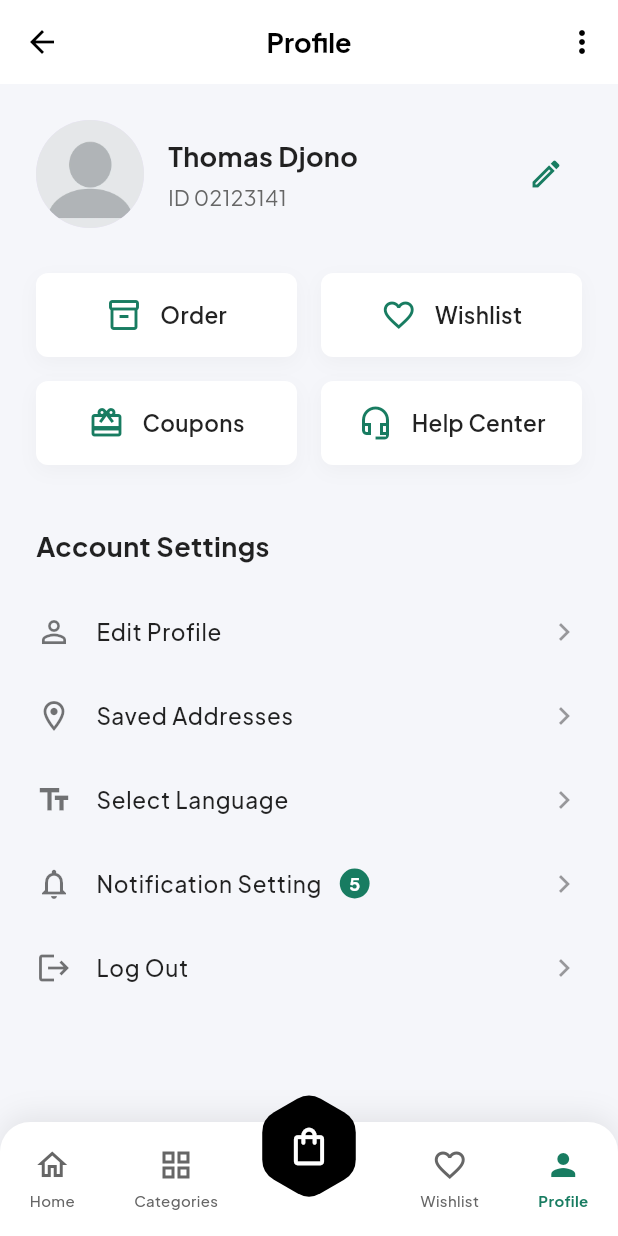
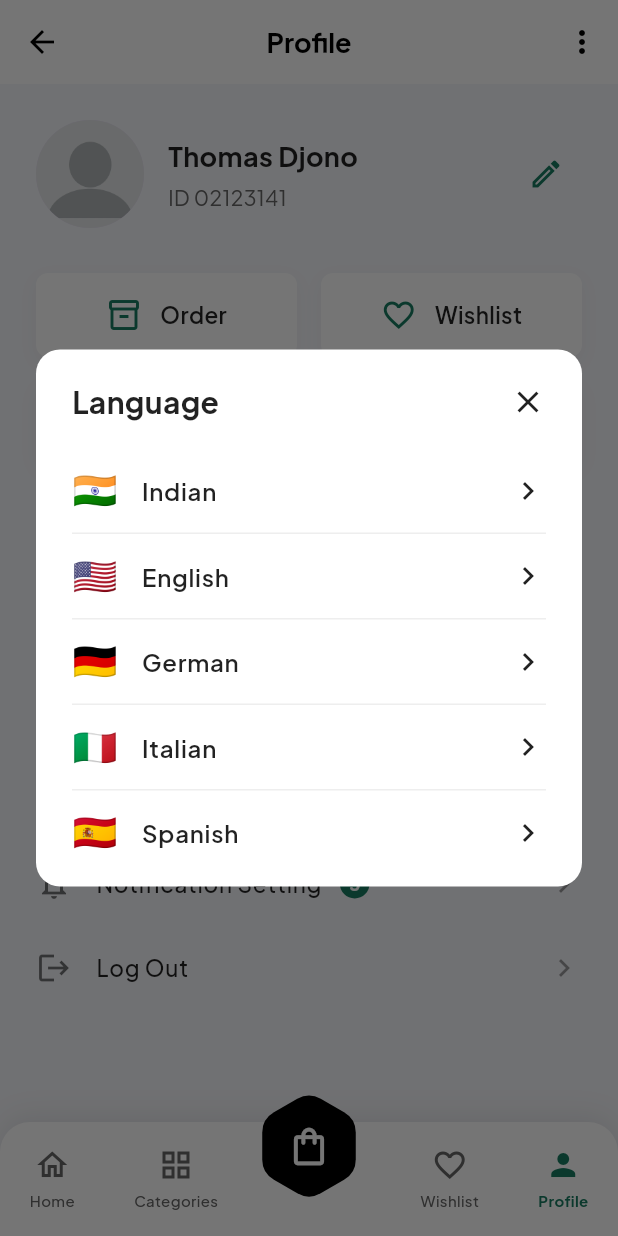
Before and after one commit to Aldikurniawan19/responsiKel6, a Flutter app: the screen it shows after launch, item 5 of the bottom bar chosen, after a tap on "Select Language", on a phone screen of 412 x 824 dp. Run offline on Flutter 3.47's test engine with Material 3 defaults, Android fonts, the phone set to English and light mode, and no system bars; our stand-ins replace google_fonts.

Commit message:
add select language menu

```diff
--- a/lib/features/profile/screens/profile_screen.dart
+++ b/lib/features/profile/screens/profile_screen.dart
@@ -5,7 +5,6 @@ import '../../onboarding/screens/onboarding_screen.dart';
 import '../../../screens/main_screen.dart';
 import 'edit_profile.dart';
 import 'saved_addresses.dart';
-
 
 class ProfileScreen extends StatefulWidget {
   const ProfileScreen({super.key});
@@ -64,9 +63,7 @@ class _ProfileScreenState extends State<ProfileScreen> {
               children: [
                 const CircleAvatar(
                   radius: 36,
-                  backgroundImage: AssetImage(
-                    'assets/images/profil.png',
-                  ),
+                  backgroundImage: AssetImage('assets/images/profil.png'),
                 ),
                 const SizedBox(width: 16),
                 Expanded(
@@ -196,7 +193,14 @@ class _ProfileScreenState extends State<ProfileScreen> {
                 );
               },
             ),
-            _buildSettingsTile(Icons.text_fields, 'Select Language', isDark),
+            _buildSettingsTile(
+              Icons.text_fields,
+              'Select Language',
+              isDark,
+              onTap: () {
+                _showLanguageDialog(context, isDark);
+              },
+            ),
             _buildSettingsTile(
               Icons.notifications_none,
               'Notification Setting',
@@ -267,6 +271,129 @@ class _ProfileScreenState extends State<ProfileScreen> {
     );
   }
 
+  //Baru
+  void _showLanguageDialog(BuildContext context, bool isDark) {
+    showDialog(
+      context: context,
+      builder: (BuildContext context) {
+        return Dialog(
+          shape: RoundedRectangleBorder(
+            borderRadius: BorderRadius.circular(16),
+          ),
+          backgroundColor: isDark ? AppColors.darkCardBackground : Colors.white,
+          insetPadding: const EdgeInsets.symmetric(
+            horizontal: 24,
+            vertical: 24,
+          ),
+          child: Padding(
+            padding: const EdgeInsets.only(
+              top: 20,
+              left: 24,
+              right: 24,
+              bottom: 8,
+            ),
+            child: Column(
+              mainAxisSize: MainAxisSize.min, // Sesuaikan tinggi dengan konten
+              crossAxisAlignment: CrossAxisAlignment.start,
+              children: [
+                // Header Dialog (Judul & Tombol Close)
+                Row(
+                  mainAxisAlignment: MainAxisAlignment.spaceBetween,
+                  children: [
+                    Text(
+                      'Language',
+                      style: TextStyle(
+                        fontSize: 20,
+                        fontWeight: FontWeight.bold,
+                        color: isDark ? Colors.white : Colors.black87,
+                      ),
+                    ),
+                    InkWell(
+                      onTap: () => Navigator.pop(context), // Tutup dialog
+                      child: Icon(
+                        Icons.close,
+                        color: isDark ? Colors.white : Colors.black87,
+                      ),
+                    ),
+                  ],
+                ),
+                const SizedBox(height: 16),
+
+                // Daftar Bahasa (Menggunakan Emoji Bendera)
+                _buildLanguageItem(context, '🇮🇳', 'Indian', isDark),
+                _buildLanguageItem(context, '🇺🇸', 'English', isDark),
+                _buildLanguageItem(context, '🇩🇪', 'German', isDark),
+                _buildLanguageItem(context, '🇮🇹', 'Italian', isDark),
+                _buildLanguageItem(
+                  context,
+                  '🇪🇸',
+                  'Spanish',
+                  isDark,
+                  isLast: true,
+                ),
+              ],
+            ),
+          ),
+        );
+      },
+    );
+  }
+
+  Widget _buildLanguageItem(
+    BuildContext context,
+    String flagEmoji,
+    String language,
+    bool isDark, {
+    bool isLast = false,
+  }) {
+    return Column(
+      children: [
+        ListTile(
+          contentPadding: EdgeInsets.zero,
+          leading: Text(
+            flagEmoji,
+            style: const TextStyle(fontSize: 24),
+          ), // Emoji bendera
+          title: Text(
+            language,
+            style: TextStyle(
+              fontSize: 16,
+              fontWeight: FontWeight.w600,
+              color: isDark ? Colors.white : Colors.black87,
+            ),
+          ),
+          trailing: Icon(
+            Icons.chevron_right,
+            color: isDark ? Colors.white54 : Colors.black87,
+          ),
+          onTap: () {
+            // Tutup dialog
+            Navigator.pop(context);
+            // Tampilkan notifikasi
+            ScaffoldMessenger.of(context).showSnackBar(
+              SnackBar(
+                content: Text(
+                  '$language selected',
+                  style: const TextStyle(color: Colors.white),
+                ),
+                backgroundColor: AppColors.primary,
+                duration: const Duration(seconds: 1),
+              ),
+            );
+          },
+        ),
+        // Garis pemisah tipis, kecuali untuk item terakhir
+        if (!isLast)
+          Divider(
+            color: isDark ? AppColors.darkInputBorder : Colors.grey.shade200,
+            height: 1,
+          ),
+      ],
+    );
+  }
+
+  //end baru
+
   // Helper Widget: Baris Account Settings
   Widget _buildSettingsTile(
     IconData icon,
```
Also changed, not shown: pubspec.lock.
